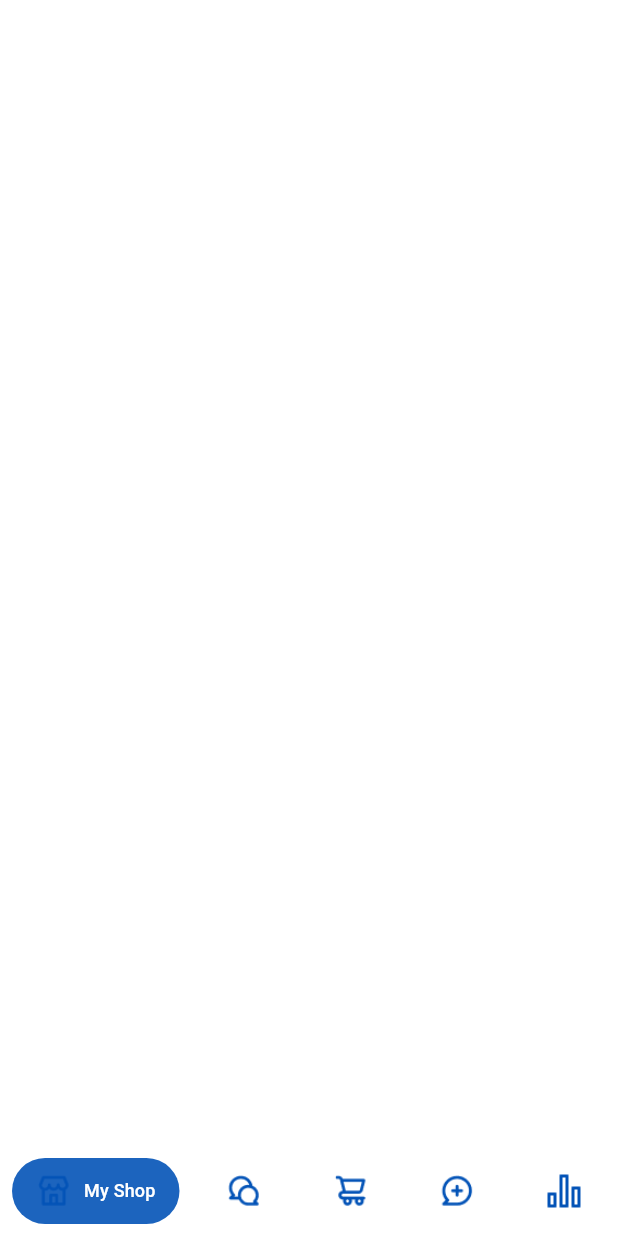
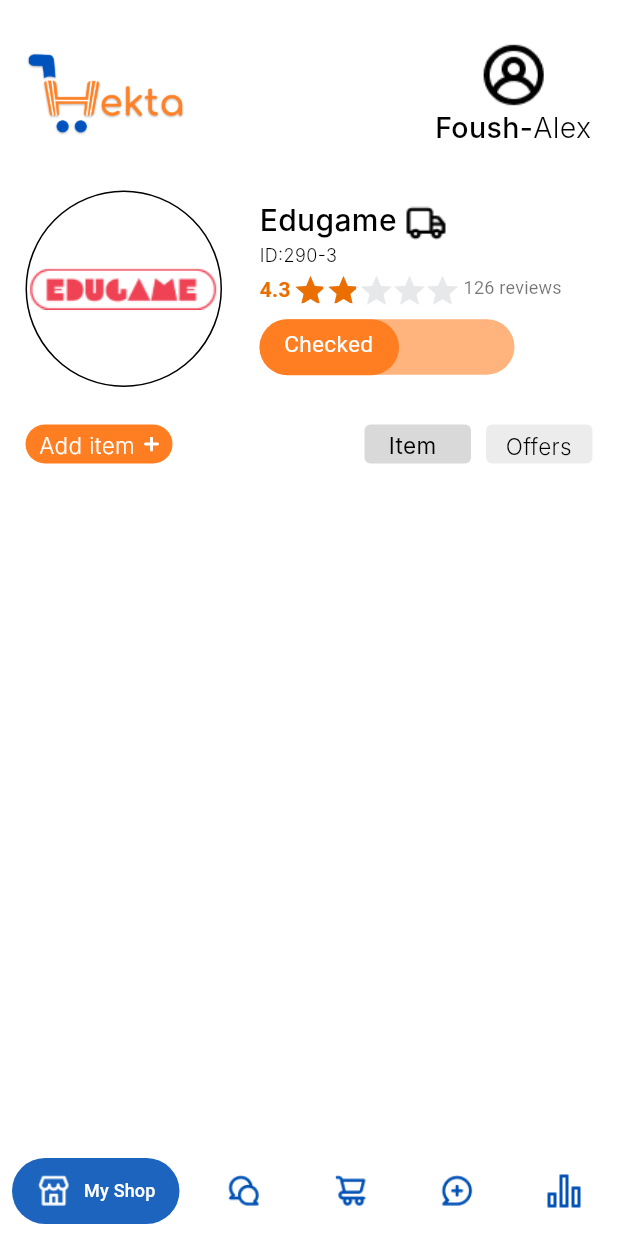
Before and after one commit to Adelmostafa31/hekta, a Flutter app: the layout_screen screen opened directly, on a phone screen of 412 x 824 dp. Run offline on Flutter 3.47's test engine with Material 2 defaults, Android fonts, the phone set to English and light mode, and no system bars; drawn by our look-alikes of flutter_rating_stars, salomon_bottom_bar; our stand-ins replace bloc, flutter_bloc, flutter_screenutil, flutter_styled_toast, page_transition, smooth_page_indicator; Roboto replaces fonts that are missing (Arial, Inter).

Commit message:
commit myShop layout

```diff
--- a/lib/core/constants/assets.dart
+++ b/lib/core/constants/assets.dart
@@ -36,15 +36,26 @@ class Assets {
   /// assets/images/chat_nav_bar.png
   static const String chatNavigation = "assets/images/chat_nav_bar.png";
 
-  /// Assets for chat shopCart On The BottomNav
+  /// Assets for  shopCart On The BottomNav
   /// assets/images/shopcart_on_the_bottomNav.png
   static const String shopCartNavigation = "assets/images/shopcart_on_the_bottomNav.png";
 
-  /// Assets for chat addChatNavigation On The BottomNav
+  /// Assets for  addChatNavigation On The BottomNav
   /// assets/images/add_chat_nav_bar.png
   static const String addChatNavigation = "assets/images/add_chat_nav_bar.png";
 
-  /// Assets for chat bar Graph On The BottomNav
+  /// Assets for  bar Graph On The BottomNav
   /// assets/images/bar_graph_on_nav_bar.png
   static const String barGraphNavigation = "assets/images/bar_graph_on_nav_bar.png";
+  /// Assets for profile Home Icon on the right side
+  /// assets/images/profile.png
+  static const String profileHomeIcon = "assets/images/profile.png";
+
+  /// Assets for profile Home Icon on the right side
+  /// assets/images/profile.png
+  static const String eduGamePhoto = "assets/images/eduGamePhoto.png";
+
+  /// Assets for profile Home Icon on the right side
+  /// assets/images/profile.png
+  static const String shippingTruck = "assets/images/shipping_truck.png";
 }
--- a/lib/core/constants/constants.dart
+++ b/lib/core/constants/constants.dart
@@ -23,6 +23,13 @@ TextStyle styleBold({required Color color, required double size}) => TextStyle(
       fontWeight: FontWeight.bold,
       fontFamily: 'com',
     );
+TextStyle navBarStyle() => const TextStyle(
+  color: Colors.white,
+  fontSize: 12,
+  fontWeight: FontWeight.w500,
+  height: 0,
+  letterSpacing: 0.12,
+);
 
 BoxDecoration decoration({required Color color}) => BoxDecoration(
       color: color,
--- /dev/null
+++ b/lib/features/home_layout/presenation/manager/home_layout_cubit.dart
@@ -0,0 +1,19 @@
+import 'package:bloc/bloc.dart';
+import 'package:flutter_bloc/flutter_bloc.dart';
+import 'package:meta/meta.dart';
+
+part 'home_layout_state.dart';
+
+class HomeLayoutCubit extends Cubit<HomeLayoutState> {
+  int? navBarIndex;
+
+  HomeLayoutCubit() : super(HomeLayoutInitial());
+  static HomeLayoutCubit get(context) => BlocProvider.of(context);
+
+  int changeNavBarIndex(int index) {
+    navBarIndex = index;
+    emit(ChangeNavBarIndexState());
+    return navBarIndex!;
+
+  }
+}
--- /dev/null
+++ b/lib/features/home_layout/presenation/manager/home_layout_state.dart
@@ -0,0 +1,8 @@
+part of 'home_layout_cubit.dart';
+
+@immutable
+abstract class HomeLayoutState {}
+
+class HomeLayoutInitial extends HomeLayoutState {}
+
+class ChangeNavBarIndexState extends HomeLayoutState {}
--- a/lib/features/home_layout/presenation/view/layout_screen.dart
+++ b/lib/features/home_layout/presenation/view/layout_screen.dart
@@ -1,48 +1,55 @@
 import 'package:flutter/material.dart';
+import 'package:flutter_bloc/flutter_bloc.dart';
 import 'package:hekta/core/constants/assets.dart';
+import 'package:hekta/core/constants/constants.dart';
+import 'package:hekta/features/home_layout/presenation/manager/home_layout_cubit.dart';
+import 'package:hekta/features/my_shop_layout/presenation/view/widgets/myShop_layout_bodyScreen.dart';
 import 'package:salomon_bottom_bar/salomon_bottom_bar.dart';
 
-class layout_screen extends StatefulWidget {
-  const layout_screen({Key? key}) : super(key: key);
+class layout_screen extends StatelessWidget {
+   layout_screen({Key? key}) : super(key: key);
 
-  @override
-  State<layout_screen> createState() => _layout_screenState();
-}
-
-class _layout_screenState extends State<layout_screen> {
   int _currentIndex = 0;
 
   @override
   Widget build(BuildContext context) {
-    return Scaffold(
-      bottomNavigationBar: SalomonBottomBar(
+    return BlocProvider(
+      create: (context) => HomeLayoutCubit(),
+      child: Scaffold(
+        body: const myShop_layout_bodyScreen(),
+        bottomNavigationBar: BlocBuilder<HomeLayoutCubit, HomeLayoutState>(
+          builder: (context, state) {
+            var cubit = HomeLayoutCubit.get(context);
+            return SalomonBottomBar(
               backgroundColor: Colors.grey[80],
               currentIndex: _currentIndex,
-        onTap: (i) => setState(() => _currentIndex = i),
+              onTap: (i) {
+                // setState(() => _currentIndex = i);
+                _currentIndex = cubit.changeNavBarIndex(i);
+              },
               items: [
                 /// Home
                 SalomonBottomBarItem(
-            icon: const ImageIcon(
-              AssetImage(Assets.shopNavigation),
-              // color: Colors.white,
+                  icon: ImageIcon(
+                    const AssetImage(Assets.shopNavigation),
+                    color: _currentIndex == 0
+                        ? Colors.white
+                        : const Color(0xFF0353B7),
                   ),
-            title: const Text(
+                  unselectedColor: Colors.white,
+                  title: Text(
                     'My Shop',
                     textAlign: TextAlign.center,
-              style: TextStyle(
-                color: Colors.white,
-                fontSize: 12,
-                fontWeight: FontWeight.w500,
-                height: 0,
-                letterSpacing: 0.12,
-              ),
+                    style: navBarStyle(),
                   ),
                   selectedColor: const Color(0xFF0353B7),
                 ),
                 SalomonBottomBarItem(
-            icon: const ImageIcon(
-              AssetImage(Assets.chatNavigation),
-              // color: Color(0xFF0353B7),
+                  icon: ImageIcon(
+                    const AssetImage(Assets.chatNavigation),
+                    color: _currentIndex == 1
+                        ? Colors.white
+                        : const Color(0xFF0353B7),
                   ),
                   title: const Text(
                     'Chat',
@@ -58,12 +65,14 @@ class _layout_screenState extends State<layout_screen> {
                   selectedColor: const Color(0xFF0353B7),
                 ),
                 SalomonBottomBarItem(
-            icon: const ImageIcon(
-              AssetImage(Assets.shopCartNavigation),
-              // color: Color(0xFF0353B7),
+                  icon: ImageIcon(
+                    const AssetImage(Assets.shopCartNavigation),
+                    color: _currentIndex == 2
+                        ? Colors.white
+                        : const Color(0xFF0353B7),
                   ),
                   title: const Text(
-              'My Shop',
+                    'Cart',
                     textAlign: TextAlign.center,
                     style: TextStyle(
                       color: Colors.white,
@@ -76,12 +85,14 @@ class _layout_screenState extends State<layout_screen> {
                   selectedColor: const Color(0xFF0353B7),
                 ),
                 SalomonBottomBarItem(
-            icon: const ImageIcon(
-              AssetImage(Assets.addChatNavigation),
-              // color: Color(0xFF0353B7),
+                  icon: ImageIcon(
+                    const AssetImage(Assets.addChatNavigation),
+                    color: _currentIndex == 3
+                        ? Colors.white
+                        : const Color(0xFF0353B7),
                   ),
                   title: const Text(
-              'My Shop',
+                    'add chat',
                     textAlign: TextAlign.center,
                     style: TextStyle(
                       color: Colors.white,
@@ -94,16 +105,18 @@ class _layout_screenState extends State<layout_screen> {
                   selectedColor: const Color(0xFF0353B7),
                 ),
                 SalomonBottomBarItem(
-            icon: const ImageIcon(
-              AssetImage(Assets.barGraphNavigation),
-              // color: Color(0xFF0353B7),
+                  icon: ImageIcon(
+                    const AssetImage(Assets.barGraphNavigation),
+                    color: _currentIndex == 4
+                        ? Colors.white
+                        : const Color(0xFF0353B7),
                   ),
                   title: const Text(
-              'My Shop',
+                    'business',
                     textAlign: TextAlign.center,
                     style: TextStyle(
                       color: Colors.white,
-                fontSize: 12,
+                      fontSize: 15,
                       fontWeight: FontWeight.w500,
                       height: 0,
                       letterSpacing: 0.12,
@@ -116,7 +129,9 @@ class _layout_screenState extends State<layout_screen> {
               selectedColorOpacity: 0.9,
               unselectedItemColor: const Color(0xFF0353B7),
               selectedItemColor: Colors.white,
-
+            );
+          },
+        ),
       ),
     );
   }
--- a/lib/features/login_register/presentation/views/widgets/signUp_button.dart
+++ b/lib/features/login_register/presentation/views/widgets/signUp_button.dart
@@ -21,7 +21,7 @@ class signUp_button extends StatelessWidget {
           InkWell(
             onTap: () {
               Navigator.of(context).push(
-                  MaterialPageRoute(builder: (context) => const layout_screen()));
+                  MaterialPageRoute(builder: (context) =>  layout_screen()));
             },
             child: Container(
               alignment: AlignmentDirectional.center,
--- /dev/null
+++ b/lib/features/my_shop_layout/presenation/view/myShop_layoutScreen.dart
@@ -0,0 +1,13 @@
+import 'package:flutter/material.dart';
+import 'package:hekta/features/my_shop_layout/presenation/view/widgets/myShop_layout_bodyScreen.dart';
+
+class my_shop_layout_screen extends StatelessWidget {
+  const my_shop_layout_screen({Key? key}) : super(key: key);
+
+  @override
+  Widget build(BuildContext context) {
+    return const Scaffold(
+      body:myShop_layout_bodyScreen(),
+    );
+  }
+}
--- /dev/null
+++ b/lib/features/my_shop_layout/presenation/view/widgets/myShop_layout_bodyScreen.dart
@@ -0,0 +1,416 @@
+import 'package:flutter/material.dart';
+import 'package:flutter_rating_stars/flutter_rating_stars.dart';
+import 'package:hekta/core/constants/assets.dart';
+import 'package:hekta/core/constants/constants.dart';
+
+class myShop_layout_bodyScreen extends StatelessWidget {
+  const myShop_layout_bodyScreen({Key? key}) : super(key: key);
+
+  @override
+  Widget build(BuildContext context) {
+    return const Column(
+      children: [
+        AppBarElementOfMyShop(),
+        MiddleElementOfMyShop(),
+        ThirdElementOfMyShop()
+      ],
+    );
+  }
+}
+
+class AppBarElementOfMyShop extends StatelessWidget {
+  const AppBarElementOfMyShop({Key? key}) : super(key: key);
+
+  @override
+  Widget build(BuildContext context) {
+    return Padding(
+      padding: paddingBuilder(
+        start: 17,
+        top: 26,
+        end: 17,
+      ),
+      child: const Row(
+        children: [
+          Image(
+            image: AssetImage(Assets.imagesLogo2),
+            height: 55,
+            width: 108,
+          ),
+          Spacer(),
+          Column(
+            children: [
+              Image(image: AssetImage(Assets.profileHomeIcon)),
+              SizedBox(
+                width: 105,
+                height: 26,
+                child: Text.rich(
+                  TextSpan(
+                    children: [
+                      TextSpan(
+                        text: 'Foush-',
+                        style: TextStyle(
+                          color: Colors.black,
+                          fontSize: 19,
+                          fontFamily: 'Inter',
+                          fontWeight: FontWeight.w500,
+                          height: 0,
+                        ),
+                      ),
+                      TextSpan(
+                        text: 'Alex',
+                        style: TextStyle(
+                          color: Colors.black,
+                          fontSize: 19,
+                          fontFamily: 'Inter',
+                          fontWeight: FontWeight.w300,
+                          height: 0,
+                        ),
+                      ),
+                    ],
+                  ),
+                ),
+              )
+            ],
+          )
+        ],
+      ),
+    );
+  }
+}
+
+// 27
+class MiddleElementOfMyShop extends StatelessWidget {
+  const MiddleElementOfMyShop({Key? key}) : super(key: key);
+
+  @override
+  Widget build(BuildContext context) {
+    return Padding(
+      padding: paddingBuilder(start: 17, top: 27),
+      child: Row(
+        children: [
+          Container(
+            width: 131,
+            height: 131,
+            decoration: const ShapeDecoration(
+              shape: OvalBorder(
+                side: BorderSide(
+                  width: 1,
+                ),
+              ),
+            ),
+            child: const Image(
+              image: AssetImage(Assets.eduGamePhoto),
+            ),
+          ),
+          const SizedBox(
+            width: 25,
+          ),
+          Column(
+            crossAxisAlignment: CrossAxisAlignment.start,
+            children: [
+              const Row(
+                children: [
+                  SizedBox(
+                    width: 97,
+                    height: 28,
+                    child: Text(
+                      'Edugame',
+                      style: TextStyle(
+                        color: Colors.black,
+                        fontSize: 20,
+                        fontFamily: 'Inter',
+                        fontWeight: FontWeight.w500,
+                        height: 0,
+                      ),
+                    ),
+                  ),
+                  Image(
+                    image: AssetImage(
+                      Assets.shippingTruck,
+                    ),
+                  )
+                ],
+              ),
+              const SizedBox(
+                width: 64,
+                height: 18,
+                child: Text(
+                  'ID:290-3',
+                  style: TextStyle(
+                    color: Colors.black,
+                    fontSize: 12,
+                    fontFamily: 'Inter',
+                    fontWeight: FontWeight.w300,
+                    height: 0,
+                  ),
+                ),
+              ),
+              Row(
+                children: [
+                  const SizedBox(
+                    width: 21,
+                    height: 17,
+                    child: Text(
+                      '4.3',
+                      style: TextStyle(
+                        color: Color(0xFFEB6E00),
+                        fontSize: 14,
+                        fontFamily: 'Roboto',
+                        fontWeight: FontWeight.w700,
+                        height: 1.5,
+                      ),
+                    ),
+                  ),
+                  RatingStars(
+                    value: 2,
+                    onValueChanged: (v) {
+                      //
+                      // setState(() {
+                      //   value = v;
+                      // });
+                    },
+                    starBuilder: (index, color) => Icon(
+                      Icons.star,
+                      color: color,
+                    ),
+                    starCount: 5,
+                    starSize: 20,
+                    valueLabelColor: const Color(0xff9b9b9b),
+                    valueLabelTextStyle: const TextStyle(
+                      color: Colors.white,
+                      fontWeight: FontWeight.w400,
+                      fontStyle: FontStyle.normal,
+                      fontSize: 12.0,
+                    ),
+                    valueLabelRadius: 5,
+                    maxValue: 5,
+                    starSpacing: 2,
+                    maxValueVisibility: true,
+                    valueLabelVisibility: false,
+                    animationDuration: const Duration(milliseconds: 1000),
+                    valueLabelPadding:
+                        const EdgeInsets.symmetric(vertical: 2, horizontal: 1),
+                    valueLabelMargin: const EdgeInsets.only(right: 8),
+                    starOffColor: const Color(0xffe7e8ea),
+                    starColor: const Color(0xFFEB6E00),
+                  ),
+                  const SizedBox(
+                    width: 5,
+                  ),
+                  Text(
+                    '126 reviews',
+                    style: TextStyle(
+                      color: Colors.black.withOpacity(0.5400000214576721),
+                      fontSize: 12,
+                      fontFamily: 'Roboto',
+                      fontWeight: FontWeight.w400,
+                      height: 1.8,
+                      letterSpacing: 0.16,
+                    ),
+                  )
+                ],
+              ),
+              const SizedBox(
+                height: 10,
+              ),
+              Stack(
+                children: [
+                  Container(
+                    width: 170,
+                    height: 37,
+                    decoration: ShapeDecoration(
+                      color: const Color(0xFFFFB37D),
+                      shape: RoundedRectangleBorder(
+                        borderRadius: BorderRadius.circular(20.37),
+                      ),
+                    ),
+                    child: const SizedBox(
+                      width: 52,
+                      height: 22,
+                      child: Text(
+                        '300000 ',
+                        style: TextStyle(
+                          color: Colors.white,
+                          fontSize: 15,
+                          fontFamily: 'Arial',
+                          fontWeight: FontWeight.w400,
+                          height: 0,
+                        ),
+                      ),
+                    ),
+                  ),
+                  Container(
+                    width: 93,
+                    height: 37.41,
+                    decoration: ShapeDecoration(
+                      color: const Color(0xFFFF7E22),
+                      shape: RoundedRectangleBorder(
+                        borderRadius: BorderRadius.circular(20.37),
+                      ),
+                    ),
+                    child: const Center(
+                      child: SizedBox(
+                        width: 60.24,
+                        height: 22,
+                        child: Text(
+                          'Checked',
+                          style: TextStyle(
+                            color: Colors.white,
+                            fontSize: 15,
+                            fontFamily: 'Arial',
+                            fontWeight: FontWeight.w400,
+                            height: 0,
+                          ),
+                        ),
+                      ),
+                    ),
+                  ),
+                ],
+              )
+            ],
+          )
+        ],
+      ),
+    );
+  }
+}
+
+class ThirdElementOfMyShop extends StatelessWidget {
+  const ThirdElementOfMyShop({Key? key}) : super(key: key);
+
+  @override
+  Widget build(BuildContext context) {
+    return Padding(
+      padding: paddingBuilder(top: 25,start: 17,end: 17),
+      child: Row(
+        children: [
+          Container(
+            width: 98,
+            height: 26,
+            decoration: ShapeDecoration(
+              color: const Color(0xFFFF7E22),
+              shape: RoundedRectangleBorder(
+                borderRadius: BorderRadius.circular(13),
+              ),
+            ),
+            child: Row(
+              mainAxisAlignment: MainAxisAlignment.center,
+              children: [
+                const SizedBox(
+                  width: 70,
+                  height: 17,
+                  child: Text(
+                    'Add item',
+                    style: TextStyle(
+                      color: Colors.white,
+                      fontSize: 15,
+                      fontFamily: 'Inter',
+                      fontWeight: FontWeight.w300,
+                      height: 0,
+                    ),
+                  ),
+                ),
+                SizedBox(
+                  width: 10,
+                  height: 10,
+                  child: Stack(
+                    children: [
+                      Positioned(
+                        left: 4,
+                        top: 0,
+                        child: Container(
+                          width: 2,
+                          height: 10,
+                          decoration: ShapeDecoration(
+                            color: Colors.white,
+                            shape: RoundedRectangleBorder(
+                                borderRadius: BorderRadius.circular(1)),
+                          ),
+                        ),
+                      ),
+                      Positioned(
+                        left: 10,
+                        top: 4,
+                        child: Transform(
+                          transform: Matrix4.identity()
+                            ..translate(0.0, 0.0)
+                            ..rotateZ(1.57),
+                          child: Container(
+                            width: 2,
+                            height: 10,
+                            decoration: ShapeDecoration(
+                              color: Colors.white,
+                              shape: RoundedRectangleBorder(
+                                  borderRadius: BorderRadius.circular(1)),
+                            ),
+                          ),
+                        ),
+                      ),
+                    ],
+                  ),
+                )
+              ],
+            ),
+          ),
+          const Spacer(),
+          Container(
+            width: 71,
+            height: 26,
+            decoration: ShapeDecoration(
+              color: const Color(0xFFD9D9D9),
+              shape:
+                  RoundedRectangleBorder(borderRadius: BorderRadius.circular(4)),
+            ),
+            child: const Center(
+              child: SizedBox(
+                width: 39,
+                height: 17,
+                child: Text(
+                  'Items',
+                  style: TextStyle(
+                    color: Colors.black,
+                    fontSize: 15,
+                    fontFamily: 'Inter',
+                    fontWeight: FontWeight.w400,
+                    height: 0,
+                  ),
+                ),
+              ),
+            ),
+          ),
+          const SizedBox(
+            width: 10,
+          ),
+          Container(
+            width: 71,
+            height: 26,
+            decoration: ShapeDecoration(
+              color: const Color(0x7FD9D9D9),
+              shape: RoundedRectangleBorder(
+                borderRadius: BorderRadius.circular(
+                  4,
+                ),
+              ),
+            ),
+            child: const Center(
+              child: SizedBox(
+                width: 45,
+                height: 16,
+                child: Text(
+                  'Offers',
+                  style: TextStyle(
+                    color: Colors.black,
+                    fontSize: 15,
+                    fontFamily: 'Inter',
+                    fontWeight: FontWeight.w300,
+                    height: 0,
+                  ),
+                ),
+              ),
+            ),
+          )
+        ],
+      ),
+    );
+  }
+}
--- a/pubspec.yaml
+++ b/pubspec.yaml
@@ -14,11 +14,12 @@ dependencies:
   flutter_bloc: ^8.1.3
   bloc: ^8.1.2
   smooth_page_indicator: ^1.1.0
+  persistent_bottom_nav_bar: ^5.0.2
+  salomon_bottom_bar: ^3.3.2
+  flutter_rating_stars: ^1.0.3+4
   page_transition: ^2.0.9
   flutter:
     sdk: flutter
-  persistent_bottom_nav_bar: ^5.0.2
-  salomon_bottom_bar: ^3.3.2
 
 dev_dependencies:
   flutter_test:
```
Also changed, not shown: assets/images/eduGamePhoto.png (added), assets/images/profile.png (added), assets/images/shipping_truck.png (added), pubspec.lock. Lines whose indentation alone changed are shown as unchanged.
